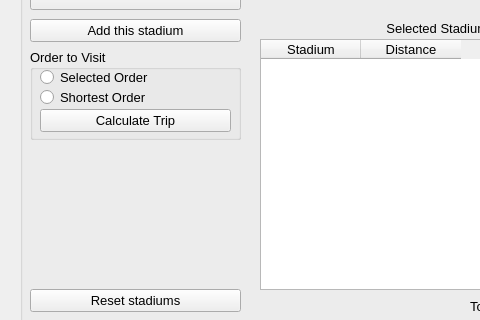
Jesus0342/CS1D-Project-2, file customtour.ui: the form before one commit; both pictures show x 0 to 480 and y 161 to 481 of the 651 by 586 pixel window.
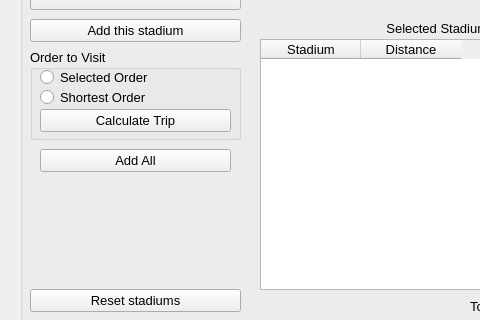
The form after the commit. Icons and pictures are not drawn.

```diff
--- a/customtour.ui
+++ b/customtour.ui
@@ -291,6 +291,19 @@
       <string/>
      </property>
     </widget>
+    <widget class="QPushButton" name="pushButton_addAll">
+     <property name="geometry">
+      <rect>
+       <x>20</x>
+       <y>220</y>
+       <width>191</width>
+       <height>23</height>
+      </rect>
+     </property>
+     <property name="text">
+      <string>Add All</string>
+     </property>
+    </widget>
    </widget>
    <widget class="QPushButton" name="pushButton_souvenirs">
     <property name="geometry">
```
Left out of the diff: 2 changed lines with no effect on the pictures.
